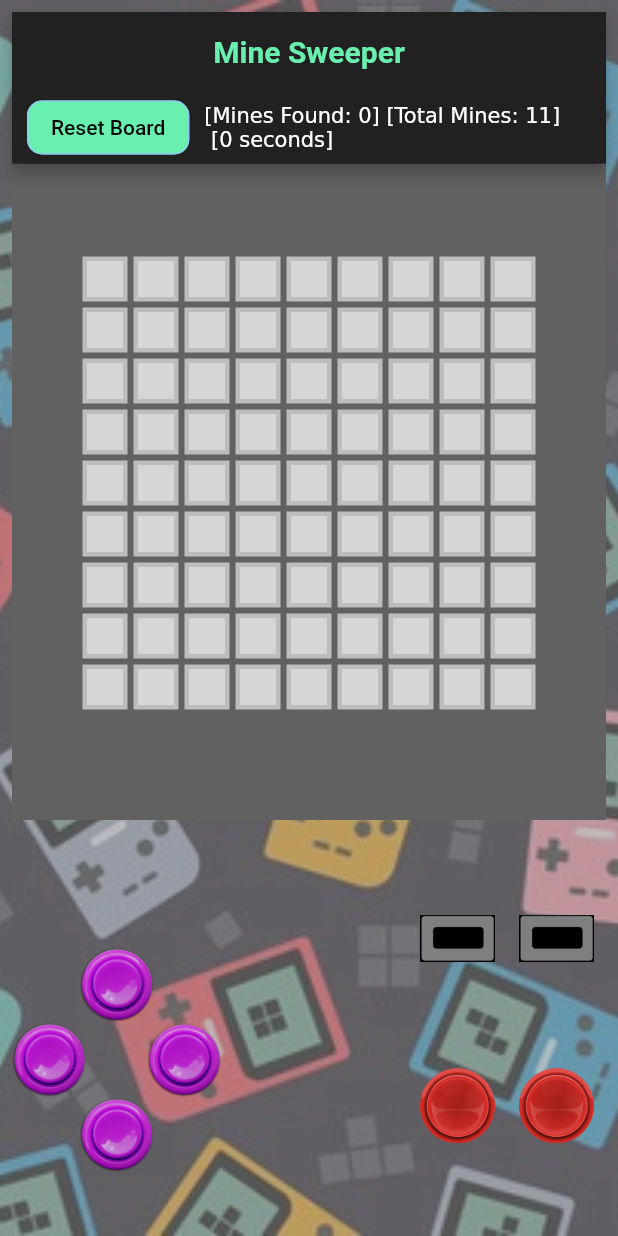
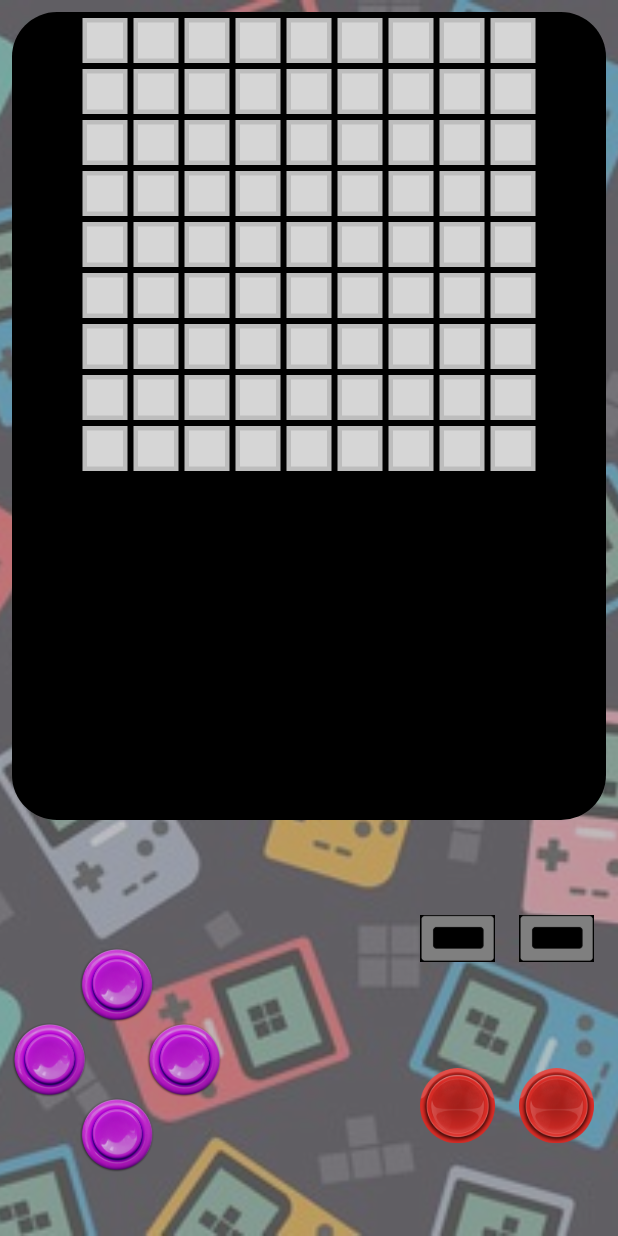
Before and after one commit to Harshit564/Hack20_FuryUnd3rdogs, a Flutter app: the Emulator screen opened directly, on a phone screen of 412 x 824 dp. Run offline on Flutter 3.47's test engine with Material 2 defaults, Android fonts, the light colour scheme and no system bars; missing offline and left inert: flame; Roboto replaces fonts that are missing (OpenSans).

Commit message:
minesweeper changed

```diff
--- a/lib/minesweeper/board.dart
+++ b/lib/minesweeper/board.dart
@@ -16,6 +16,7 @@ class MinesweeperGameState extends State<MinesweeperGame> {
   final int cols = 9;
   final int numOfMines = 11;
 
+
   List<List<TileState>> uiState;
   List<List<bool>> tiles;
 
@@ -23,6 +24,8 @@ class MinesweeperGameState extends State<MinesweeperGame> {
   bool wonGame;
   int minesFound;
   Timer timer;
+  int selRow = 0;
+  int selCol = 0;
   Stopwatch stopwatch = Stopwatch();
 
   @override
@@ -32,6 +35,8 @@ class MinesweeperGameState extends State<MinesweeperGame> {
   }
 
   void resetBoard() {
+    selRow = 0;
+    selCol = 0;
     alive = true;
     wonGame = false;
     minesFound = 0;
@@ -93,10 +98,10 @@ class MinesweeperGameState extends State<MinesweeperGame> {
             },
             child: Listener(
                 child: CoveredMineTile(
-                  flagged: state == TileState.flagged,
-                  posX: x,
-                  posY: y,
-                )),
+              flagged: state == TileState.flagged,
+              posX: x,
+              posY: y,
+            )),
           ));
           if (state == TileState.covered) {
             hasCoveredCell = true;
@@ -122,8 +127,7 @@ class MinesweeperGameState extends State<MinesweeperGame> {
     }
 
     return Container(
-      color: Colors.grey[700],
-      padding: EdgeInsets.all(10.0),
+      padding: EdgeInsets.all(2.0),
       child: Column(
         children: boardRow,
       ),
@@ -133,71 +137,61 @@ class MinesweeperGameState extends State<MinesweeperGame> {
   @override
   Widget build(BuildContext context) {
     int timeElapsed = stopwatch.elapsedMilliseconds ~/ 1000;
-    return Scaffold(
-      resizeToAvoidBottomPadding: false,
-      appBar: AppBar(
-          centerTitle: true,
-          title: Text(
-            'Mine Sweeper',
-            style: TextStyle(
-                fontFamily: 'OpenSans',
-                color: Colors.greenAccent,
-                fontWeight: FontWeight.bold,
-                fontSize: 20.0),
-          ),
-          bottom: PreferredSize(
-            preferredSize: Size.fromHeight(45.0),
-            child: Row(children: <Widget>[
-              SizedBox(
-                width: 10,
-              ),
-              FlatButton(
-                child: Text(
-                  'Reset Board',
-                  style: TextStyle(color: Colors.black,fontFamily: 'OpenSans',),
-                ),
-                onPressed: () => resetBoard(),
-                highlightColor: Colors.green,
-                splashColor: Colors.lightGreen,
-                shape: RoundedRectangleBorder(
-                  borderRadius: BorderRadius.circular(10),
-                  side: BorderSide(
-                    color: Colors.blue[200],
-                  ),
-                ),
-                color: Colors.greenAccent,
-              ),
-              SizedBox(
-                width: 10,
-              ),
-              Container(
-                height: 40.0,
-                alignment: Alignment.center,
-                child: RichText(
-                  text: TextSpan(
-                      text: wonGame
-                          ? "You've Won! $timeElapsed seconds"
-                          : alive
-                          ? "[Mines Found: $minesFound] [Total Mines: $numOfMines] \n [$timeElapsed seconds]"
-                          : "You've Lost! $timeElapsed seconds"),
-                ),
-              ),
-            ]),
-          )),
-      body: Container(
-        color: Colors.grey[700],
-        child: Column(
-          children: <Widget>[
-            SizedBox(
-              height: 50,
-            ),
-            Center(
-              child: buildBoard(),
-            ),
-          ],
-        ),
+    return Container(
+      child: Center(
+        child: buildBoard(),
       ),
     );
+//      resizeToAvoidBottomPadding: false,
+//      appBar: AppBar(
+//          centerTitle: true,
+//          title: Text(
+//            'Mine Sweeper',
+//            style: TextStyle(
+//                fontFamily: 'OpenSans',
+//                color: Colors.greenAccent,
+//                fontWeight: FontWeight.bold,
+//                fontSize: 20.0),
+//          ),
+//          bottom: PreferredSize(
+//            preferredSize: Size.fromHeight(45.0),
+//            child: Row(children: <Widget>[
+//              SizedBox(
+//                width: 10,
+//              ),
+//              FlatButton(
+//                child: Text(
+//                  'Reset Board',
+//                  style: TextStyle(color: Colors.black,fontFamily: 'OpenSans',),
+//                ),
+//                onPressed: () => resetBoard(),
+//                highlightColor: Colors.green,
+//                splashColor: Colors.lightGreen,
+//                shape: RoundedRectangleBorder(
+//                  borderRadius: BorderRadius.circular(10),
+//                  side: BorderSide(
+//                    color: Colors.blue[200],
+//                  ),
+//                ),
+//                color: Colors.greenAccent,
+//              ),
+//              SizedBox(
+//                width: 10,
+//              ),
+//              Container(
+//                height: 40.0,
+//                alignment: Alignment.center,
+//                child: RichText(
+//                  text: TextSpan(
+//                      text: wonGame
+//                          ? "You've Won! $timeElapsed seconds"
+//                          : alive
+//                          ? "[Mines Found: $minesFound] [Total Mines: $numOfMines] \n [$timeElapsed seconds]"
+//                          : "You've Lost! $timeElapsed seconds"),
+//                ),
+//              ),
+//            ]),
+//          )),
   }
 
   void probe(int x, int y) {
--- a/lib/widgets/emulator.dart
+++ b/lib/widgets/emulator.dart
@@ -35,7 +35,7 @@ class _EmulatorState extends State<Emulator> {
                   color: Colors.black,
                   borderRadius: BorderRadius.circular(30.0),
                 ),
-                child: Expanded(child: MinesweeperGame()),
+                child: MinesweeperGame(),
               ),
             ),
             Expanded(
```
